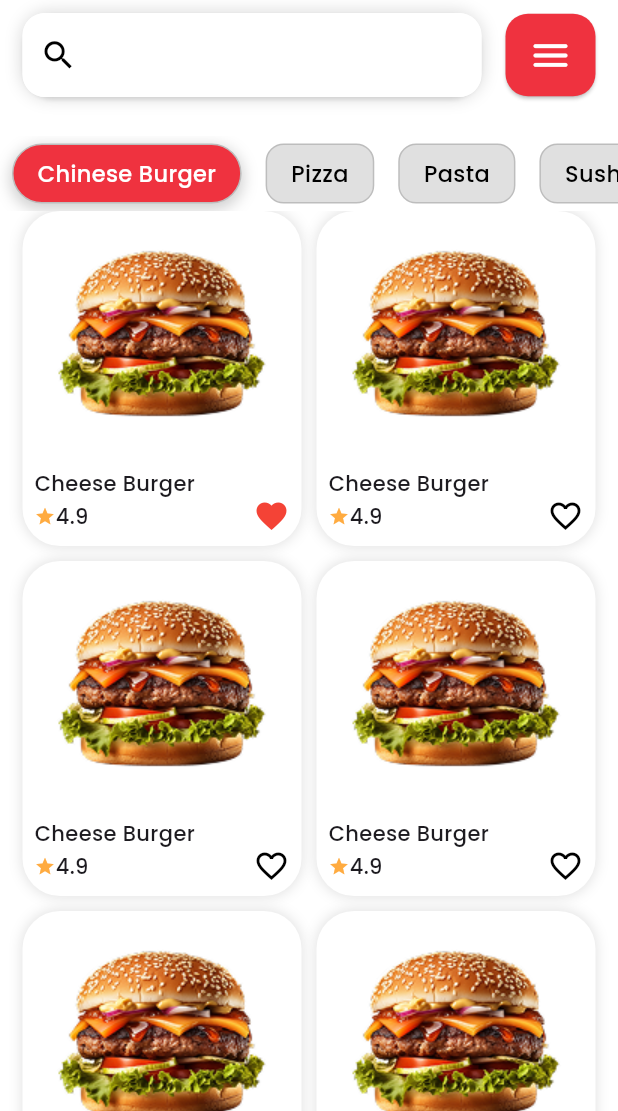
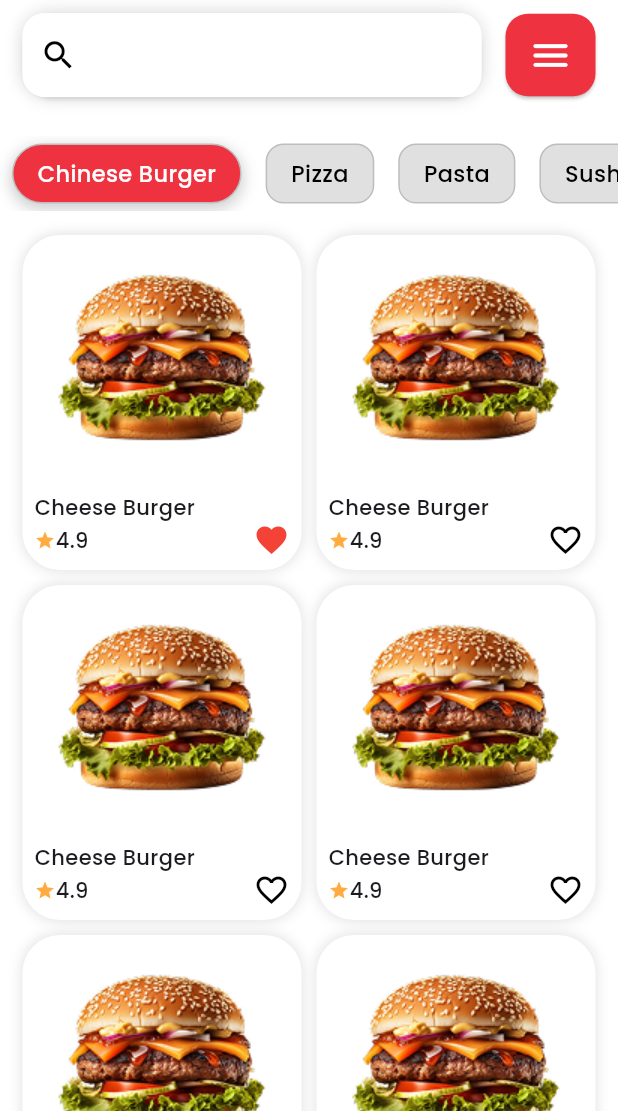
Before and after one commit to master-abhay/feedify, a Flutter app: the screen it shows after launch, on a phone screen of 412 x 824 dp, the part 125-1236 px from its top. Run offline on Flutter 3.47's test engine with Material 3 defaults, Android fonts, the phone set to English and light mode, and no system bars; our stand-ins replace google_fonts.

Commit message:
fixed grid view extra space

```diff
--- a/lib/views/main_views/home_view/home_view.dart
+++ b/lib/views/main_views/home_view/home_view.dart
@@ -1,8 +1,6 @@
 import 'package:feedify/core/components/tooltip/gesture_tooltip.dart';
 import 'package:feedify/core/mixins/media_query_mixin.dart';
-import 'package:flutter/cupertino.dart';
 import 'package:flutter/material.dart';
-import 'package:flutter/rendering.dart';
 import 'package:google_fonts/google_fonts.dart';
 
 import '../../../core/utils/app_dimensions.dart';
@@ -249,7 +247,8 @@ class _HomeViewState extends State<HomeView> with MediaQueryMixin {
   /// CONTENT
   Widget _content() {
     return GridView.builder(
-      shrinkWrap: true,
+      padding: const EdgeInsets.only(top: spacingMedium),
+      itemCount: 20,
       physics: const AlwaysScrollableScrollPhysics(),
         gridDelegate: const SliverGridDelegateWithFixedCrossAxisCount(
             crossAxisCount: 2,
@@ -312,5 +311,4 @@ class _HomeViewState extends State<HomeView> with MediaQueryMixin {
           );
         });
   }
-
 }
```
